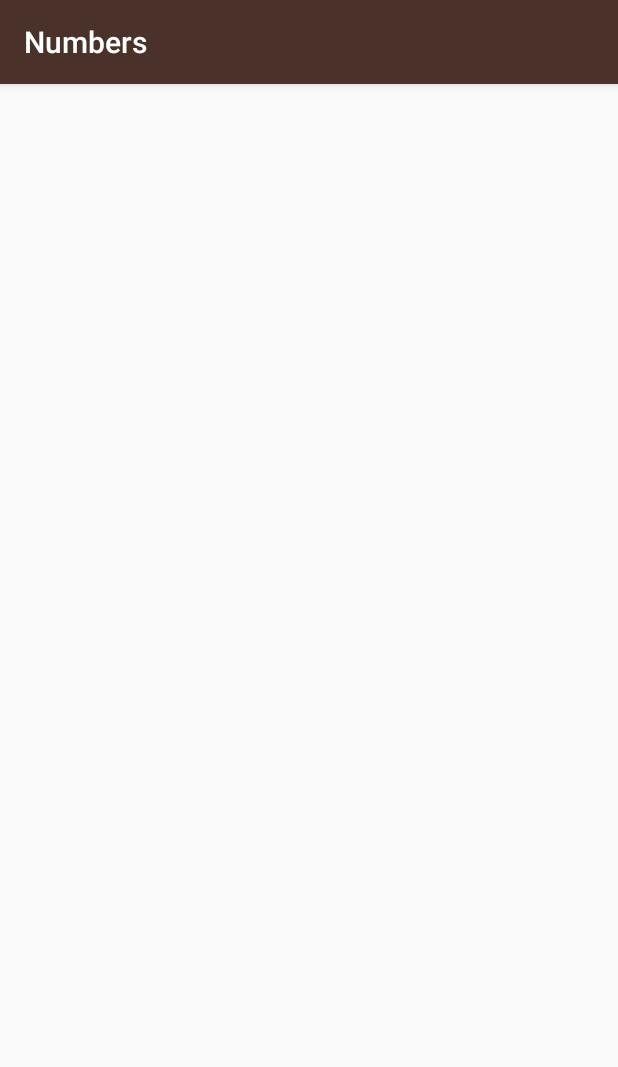
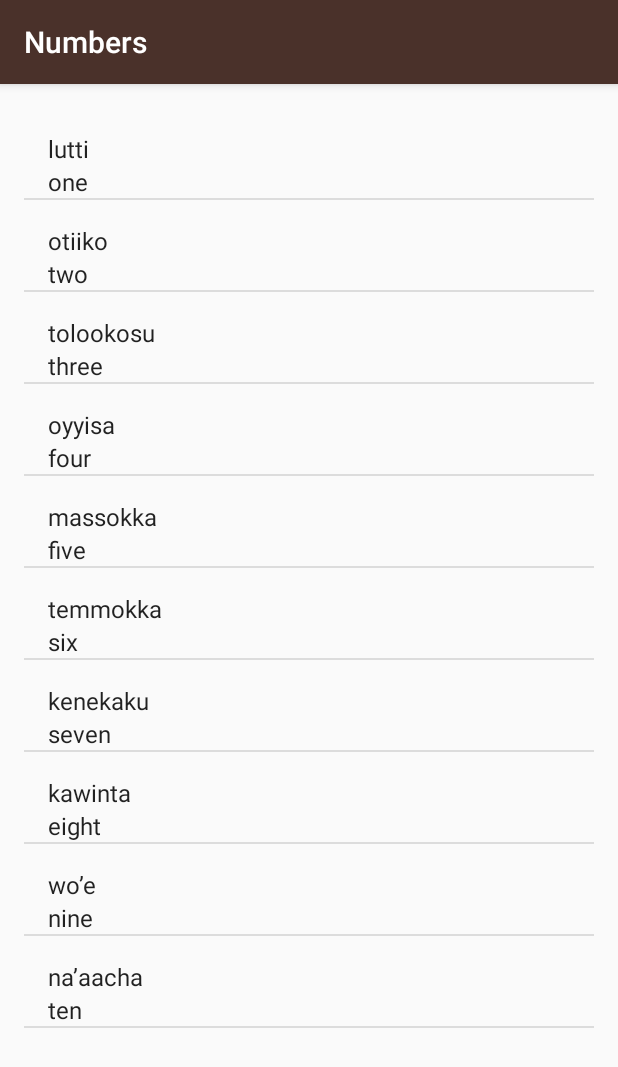
Before and after one commit to rodrigoaalmeida/Miwok, an Android app: the screen it shows after launch (NumbersActivity), after a tap on "Numbers", on a phone screen of 412 x 824 dp. Shown: the top 1067 px of the screen. Run offline under Robolectric (Android 15) with nearby library versions, the phone set to English and light mode, and no system bars.

Commit message:
ArrayAdapter personalizado e listas completas

```diff
--- a/app/src/main/java/com/example/android/miwok/MainActivity.java
+++ b/app/src/main/java/com/example/android/miwok/MainActivity.java
@@ -66,24 +66,4 @@ public class MainActivity extends AppCompatActivity {
         });
 
     }
-
-    /**public void openNumbersList(View view){
-        Intent i = new Intent(this, NumbersActivity.class);
-        startActivity(i);
-    }
-
-    public void openColorsList(View view){
-        Intent i = new Intent(this, ColorsActivity.class);
-        startActivity(i);
-    }
-
-    public void openFamilyList(View view){
-        Intent i = new Intent(this, FamilyActivity.class);
-        startActivity(i);
-    }
-
-    public void openPhrasesList(View view){
-        Intent i = new Intent(this, PhrasesActivity.class);
-        startActivity(i);
-    }*/
 }
--- a/app/src/main/java/com/example/android/miwok/NumbersActivity.java
+++ b/app/src/main/java/com/example/android/miwok/NumbersActivity.java
@@ -2,12 +2,35 @@ package com.example.android.miwok;
 
 import android.support.v7.app.AppCompatActivity;
 import android.os.Bundle;
+import android.widget.ListView;
+
+import java.util.ArrayList;
 
 public class NumbersActivity extends AppCompatActivity {
 
     @Override
     protected void onCreate(Bundle savedInstanceState) {
         super.onCreate(savedInstanceState);
-        setContentView(R.layout.activity_numbers);
+        setContentView(R.layout.word_list);
+
+        //Criação e implementação de valores de 0 a 10 no ArrayList
+        ArrayList<Word> words = new ArrayList<>();
+        words.add(new Word("one","lutti"));
+        words.add(new Word("two","otiiko"));
+        words.add(new Word("three","tolookosu"));
+        words.add(new Word("four","oyyisa"));
+        words.add(new Word("five","massokka"));
+        words.add(new Word("six","temmokka"));
+        words.add(new Word("seven","kenekaku"));
+        words.add(new Word("eight","kawinta"));
+        words.add(new Word("nine","wo’e"));
+        words.add(new Word("ten","na’aacha"));
+
+        WordAdapter adapter = new WordAdapter(this, words);
+
+        ListView listView = findViewById(R.id.list);
+
+        listView.setAdapter(adapter);
+
     }
 }
--- /dev/null
+++ b/app/src/main/java/com/example/android/miwok/Word.java
@@ -0,0 +1,29 @@
+package com.example.android.miwok;
+/**
+ *{@link Word} representa o vocabulario com a palavra para o usuario ler.
+ * Este tem a traducao para lingua local e Miwok traducao para a palavra.
+ */
+public class Word {
+
+    private String mMiwokTranslation;
+    private String mDefaultTranslation;
+
+    public Word(String defaultTranslation, String miwokTranslation){
+        mDefaultTranslation = defaultTranslation;
+        mMiwokTranslation = miwokTranslation;
+    }
+
+    /**
+     * @return mostra a palavra em Miwok
+    */
+    public String getMiwokTranslation() {
+        return mMiwokTranslation;
+    }
+
+    /**
+    * @return mostra a palavra na lingua local
+    */
+    public String getDefaultTranslation() {
+        return mDefaultTranslation;
+    }
+}
--- /dev/null
+++ b/app/src/main/java/com/example/android/miwok/WordAdapter.java
@@ -0,0 +1,52 @@
+package com.example.android.miwok;
+
+import android.app.Activity;
+import android.view.LayoutInflater;
+import android.view.View;
+import android.view.ViewGroup;
+import android.widget.ArrayAdapter;
+import android.widget.TextView;
+
+import java.util.ArrayList;
+
+public class WordAdapter extends ArrayAdapter<Word> {
+    /**
+     * o segundo parametro não foi utilizado, pois é apenas para um lista de um unico textview
+     * como aqui tem mais de um o valor foi setado direto no super da classe pai como 0
+     * mas poderia ser outro valor pelo que li, no entanto zero é mais expressivo.
+     * @param context pega a classe em atual da aplicacao
+     * @param word pega a lista com o modelo da classe criada.
+     */
+    public WordAdapter(Activity context, ArrayList<Word> word) {
+        super(context, 0, word);
+    }
+
+    /**
+     *preenche a view lista com os dados da lista conforme o modelo list_item.xml
+     * @param position pega a posição do item da lista.
+     * @param convertView faz o conceito de preenchimento da view reciclada.
+     * @param parent pega a view pai a quem estiver chamando.
+     */
+    @Override
+    public View getView(int position, View convertView, ViewGroup parent) {
+
+        //testa se o preenchimento não esta vazio, se tiver preenche com valortes padrão do pai.
+        View listItemView = convertView;
+        if (listItemView == null){
+            listItemView = LayoutInflater.from(getContext()).inflate(R.layout.list_item, parent, false);
+        }
+
+        //pega a uma posição da lista para preencher as textview
+        Word atualWord = getItem(position);
+
+        //pega o textview pelo id e preenche com o valor da posição atual segundo a variavel passada.
+        TextView miwokWord = listItemView.findViewById(R.id.text_view_1);
+        miwokWord.setText(atualWord.getMiwokTranslation());
+
+        //pega o textview pelo id e preenche com o valor da posição atual segundo a variavel passada
+        TextView defaultWord = listItemView.findViewById(R.id.text_view_2);
+        defaultWord.setText(atualWord.getDefaultTranslation());
+
+        return listItemView;
+    }
+}
--- a/app/src/main/res/layout/activity_numbers.xml
+++ /dev/null
@@ -1,10 +0,0 @@
-<?xml version="1.0" encoding="utf-8"?>
-<android.support.constraint.ConstraintLayout
-    xmlns:android="http://schemas.android.com/apk/res/android"
-    xmlns:app="http://schemas.android.com/apk/res-auto"
-    xmlns:tools="http://schemas.android.com/tools"
-    android:layout_width="match_parent"
-    android:layout_height="match_parent"
-    tools:context=".NumbersActivity">
-
-</android.support.constraint.ConstraintLayout>
--- /dev/null
+++ b/app/src/main/res/layout/list_item.xml
@@ -0,0 +1,23 @@
+<?xml version="1.0" encoding="utf-8"?>
+<LinearLayout
+    xmlns:android="http://schemas.android.com/apk/res/android"
+    xmlns:tools="http://schemas.android.com/tools"
+    android:orientation="vertical"
+    android:layout_width="match_parent"
+    android:layout_height="match_parent"
+    android:paddingTop="@dimen/activity_vertical_margin"
+    android:paddingLeft="@dimen/activity_horizontal_margin">
+    <TextView
+        android:id="@+id/text_view_1"
+        android:textAppearance="?android:attr/textAppearanceListItemSmall"
+        android:layout_width="match_parent"
+        android:layout_height="wrap_content"
+        tools:text="lutti"/>
+    <TextView
+        android:id="@+id/text_view_2"
+        android:textAppearance="?android:attr/textAppearanceListItemSmall"
+        android:layout_width="match_parent"
+        android:layout_height="wrap_content"
+        tools:text="one"/>
+
+</LinearLayout>
--- /dev/null
+++ b/app/src/main/res/layout/word_list.xml
@@ -0,0 +1,13 @@
+<?xml version="1.0" encoding="utf-8"?>
+<ListView
+    xmlns:android="http://schemas.android.com/apk/res/android"
+    xmlns:tools="http://schemas.android.com/tools"
+    android:layout_width="match_parent"
+    android:layout_height="match_parent"
+    android:orientation="vertical"
+    android:paddingBottom="@dimen/activity_vertical_margin"
+    android:paddingLeft="@dimen/activity_horizontal_margin"
+    android:paddingRight="@dimen/activity_horizontal_margin"
+    android:paddingTop="@dimen/activity_vertical_margin"
+    android:id="@+id/list"
+    tools:context=".NumbersActivity"/>
```
Also changed, not shown: app/src/main/java/com/example/android/miwok/ColorsActivity.java (+21 -3 lines), app/src/main/java/com/example/android/miwok/FamilyActivity.java (+23 -1 lines), app/src/main/java/com/example/android/miwok/PhrasesActivity.java (+23 -1 lines), app/src/main/res/layout/activity_colors.xml (deleted, +0 -10 lines), app/src/main/res/layout/activity_family.xml (deleted, +0 -10 lines), app/src/main/res/layout/activity_phrases.xml (deleted, +0 -10 lines).
